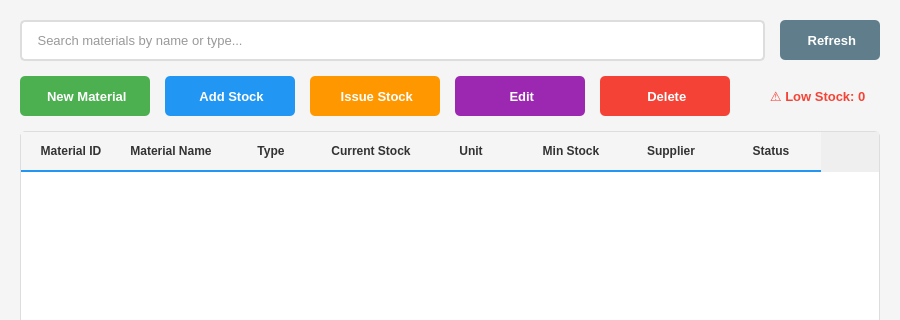
This is ui/inventory.ui in SmitProgrammer/TrackMill as Qt 5 draws it before an edit; both pictures show x 0 to 900 and y 0 to 320 of the 900 by 600 pixel window. The edited form follows.
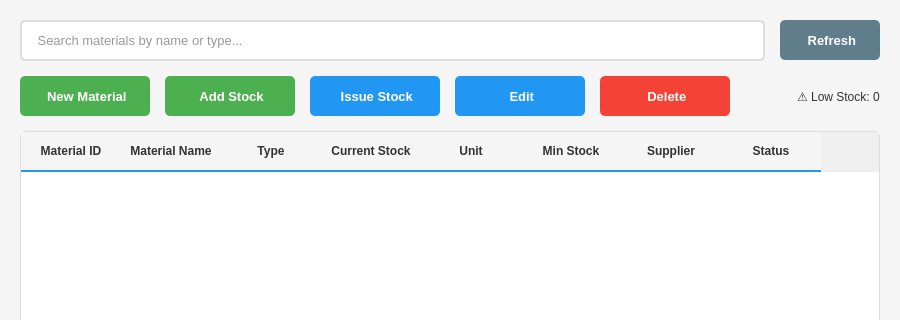
This is the edited form.

Diff of the .ui file:
```diff
--- a/ui/inventory.ui
+++ b/ui/inventory.ui
@@ -18,6 +18,14 @@
     background-color: #f5f5f5;
 }
 
+QLabel {
+    color: #333;
+}
+
+QTableWidget {
+    color: #333;
+}
+
 QPushButton#btnAddMaterial, QPushButton#btnAddStock, QPushButton#btnIssueStock, QPushButton#btnEditMaterial, QPushButton#btnDeleteMaterial, QPushButton#btnRefresh {
     padding: 10px 20px;
     border-radius: 5px;
@@ -31,44 +39,73 @@
     border: none;
 }
 
+QPushButton#btnAddMaterial:hover {
+    background-color: #45a049;
+}
+
 QPushButton#btnAddStock {
-    background-color: #2196F3;
+    background-color: #4CAF50;
     color: white;
     border: none;
 }
 
+QPushButton#btnAddStock:hover {
+    background-color: #45a049;
+}
+
 QPushButton#btnIssueStock {
-    background-color: #FF9800;
+    background-color: #2196F3;
     color: white;
     border: none;
 }
 
+QPushButton#btnIssueStock:hover {
+    background-color: #0b7dda;
+}
+
 QPushButton#btnEditMaterial {
-    background-color: #9C27B0;
+    background-color: #2196F3;
     color: white;
     border: none;
 }
 
+QPushButton#btnEditMaterial:hover {
+    background-color: #0b7dda;
+}
+
 QPushButton#btnDeleteMaterial {
     background-color: #f44336;
     color: white;
     border: none;
 }
 
+QPushButton#btnDeleteMaterial:hover {
+    background-color: #da190b;
+}
+
 QPushButton#btnRefresh {
     background-color: #607D8B;
     color: white;
     border: none;
 }
 
+QPushButton#btnRefresh:hover {
+    background-color: #546E7A;
+}
+
 QLineEdit#txtSearch {
     padding: 10px;
     border: 2px solid #ddd;
     border-radius: 5px;
     font-size: 13px;
+    background-color: white;
     color: #333;
 }
 
+QLineEdit#txtSearch:focus {
+    border: 2px solid #2196F3;
+}
+
 QTableWidget {
     background-color: white;
     border: 1px solid #ddd;
@@ -76,6 +113,10 @@
     gridline-color: #e0e0e0;
 }
 
+QTableWidget::item {
+    padding: 5px;
+}
+
 QTableWidget::item:selected {
     background-color: #e3f2fd;
     color: #000;
@@ -88,6 +129,40 @@
     border-bottom: 2px solid #2196F3;
     font-weight: bold;
     color: #333;
+}
+
+QComboBox {
+    padding: 10px;
+    border: 2px solid #ddd;
+    border-radius: 5px;
+    font-size: 13px;
+    background-color: white;
+    color: #333;
+}
+
+QComboBox:focus {
+    border: 2px solid #2196F3;
+}
+
+QComboBox::drop-down {
+    border: none;
+    width: 30px;
+}
+
+QComboBox::down-arrow {
+    image: none;
+    border-left: 5px solid transparent;
+    border-right: 5px solid transparent;
+    border-top: 5px solid #333;
+    margin-right: 10px;
+}
+
+QComboBox QAbstractItemView {
+    background-color: white;
+    color: #333;
+    selection-background-color: #2196F3;
+    selection-color: white;
+    border: 1px solid #ddd;
 }</string>
   </property>
   <layout class="QVBoxLayout" name="verticalLayout">
@@ -246,8 +321,163 @@
         <string>⚠️ Low Stock: 0</string>
        </property>
        <property name="styleSheet">
-        <string notr="true">font-size: 13px; color: #f44336; font-weight: bold; padding: 10px;</string>
-       </property>
+   <string notr="true">QWidget#InventoryWidget {
+    background-color: #f5f5f5;
+}
+
+QLabel {
+    color: #333;
+}
+
+QTableWidget {
+    color: #333;
+}
+
+QPushButton#btnAddMaterial, QPushButton#btnAddStock, QPushButton#btnIssueStock, QPushButton#btnEditMaterial, QPushButton#btnDeleteMaterial, QPushButton#btnRefresh {
+    padding: 10px 20px;
+    border-radius: 5px;
+    font-size: 13px;
+    font-weight: bold;
+}
+
+QPushButton#btnAddMaterial {
+    background-color: #4CAF50;
+    color: white;
+    border: none;
+}
+
+QPushButton#btnAddMaterial:hover {
+    background-color: #45a049;
+}
+
+QPushButton#btnAddStock {
+    background-color: #4CAF50;
+    color: white;
+    border: none;
+}
+
+QPushButton#btnAddStock:hover {
+    background-color: #45a049;
+}
+
+QPushButton#btnIssueStock {
+    background-color: #2196F3;
+    color: white;
+    border: none;
+}
+
+QPushButton#btnIssueStock:hover {
+    background-color: #0b7dda;
+}
+
+QPushButton#btnEditMaterial {
+    background-color: #2196F3;
+    color: white;
+    border: none;
+}
+
+QPushButton#btnEditMaterial:hover {
+    background-color: #0b7dda;
+}
+
+QPushButton#btnDeleteMaterial {
+    background-color: #f44336;
+    color: white;
+    border: none;
+}
+
+QPushButton#btnDeleteMaterial:hover {
+    background-color: #da190b;
+}
+
+QPushButton#btnRefresh {
+    background-color: #607D8B;
+    color: white;
+    border: none;
+}
+
+QPushButton#btnRefresh:hover {
+    background-color: #546E7A;
+}
+
+QPushButton:disabled {
+    background-color: #cccccc;
+    color: #666666;
+    /* cursor: not-allowed; */
+}
+
+QLineEdit#txtSearch {
+    padding: 10px;
+    border: 2px solid #ddd;
+    border-radius: 5px;
+    font-size: 13px;
+    background-color: white;
+    color: #333;
+}
+
+QLineEdit#txtSearch:focus {
+    border: 2px solid #2196F3;
+}
+
+QTableWidget {
+    background-color: white;
+    border: 1px solid #ddd;
+    border-radius: 5px;
+    gridline-color: #e0e0e0;
+}
+
+QTableWidget::item {
+    padding: 5px;
+}
+
+QTableWidget::item:selected {
+    background-color: #e3f2fd;
+    color: #000;
+}
+
+QHeaderView::section {
+    background-color: #f5f5f5;
+    padding: 10px;
+    border: none;
+    border-bottom: 2px solid #2196F3;
+    font-weight: bold;
+    color: #333;
+}
+
+QComboBox {
+    padding: 10px;
+    border: 2px solid #ddd;
+    border-radius: 5px;
+    font-size: 13px;
+    background-color: white;
+    color: #333;
+}
+
+QComboBox:focus {
+    border: 2px solid #2196F3;
+}
+
+QComboBox::drop-down {
+    border: none;
+    width: 30px;
+}
+
+QComboBox::down-arrow {
+    image: none;
+    border-left: 5px solid transparent;
+    border-right: 5px solid transparent;
+    border-top: 5px solid #333;
+    margin-right: 10px;
+}
+
+QComboBox QAbstractItemView {
+    background-color: white;
+    color: #333;
+    selection-background-color: #2196F3;
+    selection-color: white;
+    border: 1px solid #ddd;
+}</string>
+  </property>
       </widget>
      </item>
     </layout>
```
Left out of the diff: 1 changed line with no effect on the pictures.
